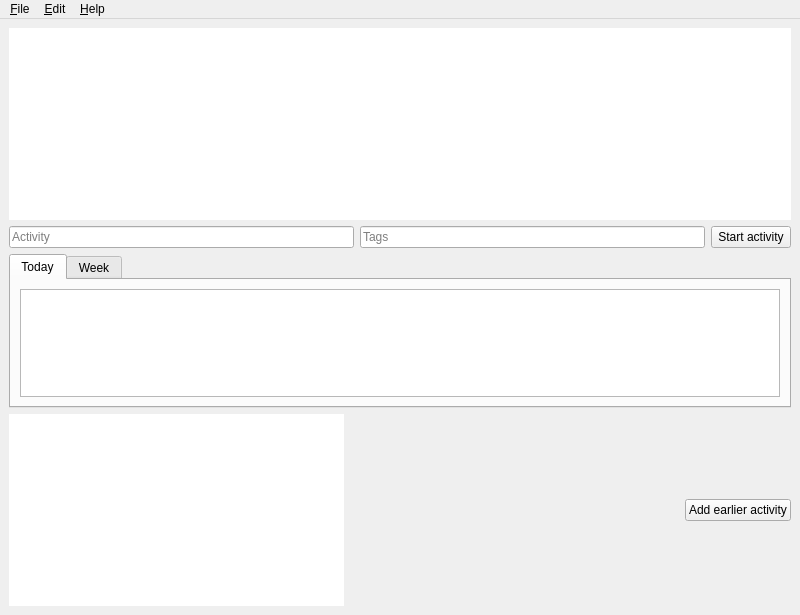
Old version of the form src/ui/mainwindow.ui in the repository vubiostat/hourglass-qt.
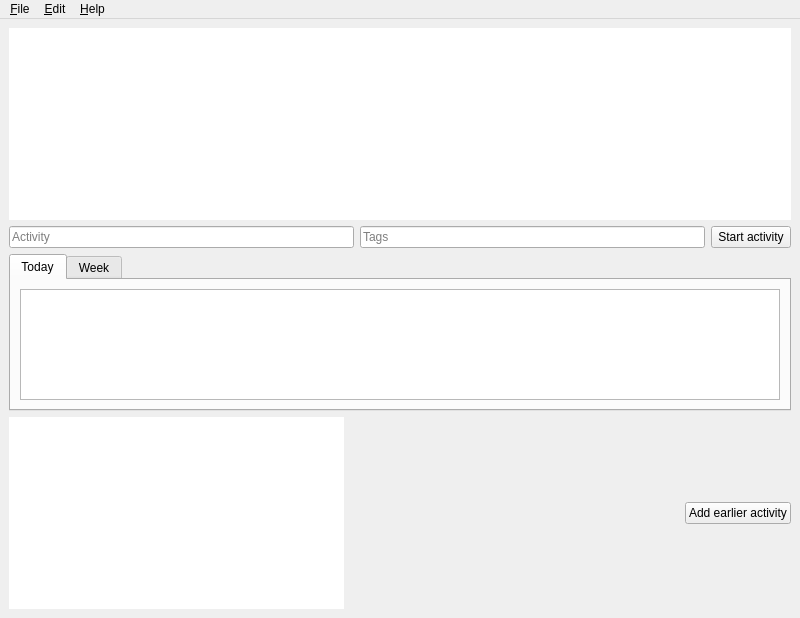
New version of the form. Icons and pictures are not drawn. Custom widgets are drawn as their Qt base class.

```diff
--- a/src/ui/mainwindow.ui
+++ b/src/ui/mainwindow.ui
@@ -7,7 +7,7 @@
     <x>0</x>
     <y>0</y>
     <width>800</width>
-    <height>615</height>
+    <height>618</height>
    </rect>
   </property>
   <property name="windowTitle">
```
Left out of the diff: 12 changed lines with no effect on the pictures.
